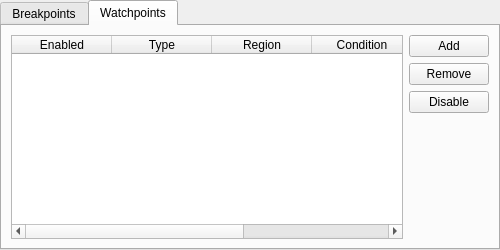
Before: the Qt Designer form src/BreakpointViewer.ui in pvmm/debugger, drawn with Qt 5.
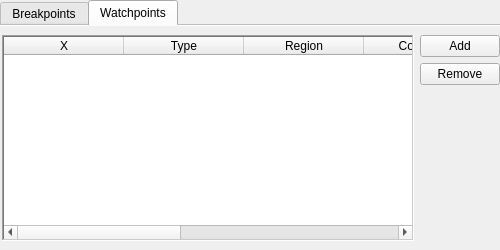
After: the same form once the commit is applied. The open tabs and pages were chosen to show the change.

Commit message: fix widget style

```diff
--- a/src/BreakpointViewer.ui
+++ b/src/BreakpointViewer.ui
@@ -25,6 +25,15 @@
   <property name="currentIndex">
    <number>0</number>
   </property>
+  <property name="elideMode">
+   <enum>Qt::ElideRight</enum>
+  </property>
+  <property name="documentMode">
+   <bool>true</bool>
+  </property>
+  <property name="movable">
+   <bool>true</bool>
+  </property>
   <widget class="QWidget" name="tabBpLabel">
    <attribute name="title">
     <string>Breakpoints</string>
@@ -99,68 +108,51 @@
    <attribute name="title">
     <string>Watchpoints</string>
    </attribute>
-   <layout class="QGridLayout" name="_21">
-    <item row="0" column="1">
-     <layout class="QVBoxLayout" name="_22">
-      <item>
-       <widget class="QPushButton" name="btnAddWp">
-        <property name="text">
-         <string>Add</string>
-        </property>
-       </widget>
-      </item>
-      <item>
-       <widget class="QPushButton" name="btnRemoveWp">
-        <property name="text">
-         <string>Remove</string>
-        </property>
-       </widget>
-      </item>
-      <item>
-       <widget class="QPushButton" name="btnDisableWp">
-        <property name="text">
-         <string>Disable</string>
-        </property>
-       </widget>
-      </item>
-      <item>
-       <spacer>
-        <property name="orientation">
-         <enum>Qt::Vertical</enum>
-        </property>
-        <property name="sizeHint" stdset="0">
-         <size>
-          <width>20</width>
-          <height>40</height>
-         </size>
-        </property>
-       </spacer>
-      </item>
-     </layout>
-    </item>
-    <item row="0" column="0">
+   <layout class="QHBoxLayout">
+    <property name="leftMargin">
+     <number>2</number>
+    </property>
+    <property name="rightMargin">
+     <number>0</number>
+    </property>
+    <item>
      <widget class="QTableWidget" name="wpTableWidget">
+      <property name="frameShape">
+       <enum>QFrame::WinPanel</enum>
+      </property>
+      <property name="frameShadow">
+       <enum>QFrame::Sunken</enum>
+      </property>
+      <property name="lineWidth">
+       <number>0</number>
+      </property>
+      <property name="alternatingRowColors">
+       <bool>true</bool>
+      </property>
       <property name="selectionMode">
        <enum>QAbstractItemView::ExtendedSelection</enum>
       </property>
-      <property name="sortingEnabled">
-       <bool>false</bool>
+      <property name="selectionBehavior">
+       <enum>QAbstractItemView::SelectRows</enum>
       </property>
-      <property name="rootIsDecorated" stdset="0">
-       <bool>false</bool>
-      </property>
-      <property name="uniformRowHeights" stdset="0">
+      <attribute name="horizontalHeaderVisible">
        <bool>true</bool>
-      </property>
-      <property name="itemsExpandable" stdset="0">
+      </attribute>
+      <attribute name="horizontalHeaderMinimumSectionSize">
+       <number>10</number>
+      </attribute>
+      <attribute name="horizontalHeaderDefaultSectionSize">
+       <number>120</number>
+      </attribute>
+      <attribute name="horizontalHeaderStretchLastSection">
        <bool>false</bool>
-      </property>
-      <property name="allColumnsShowFocus" stdset="0">
-       <bool>true</bool>
-      </property>
+      </attribute>
+      <attribute name="verticalHeaderVisible">
+       <bool>false</bool>
+      </attribute>
       <column>
        <property name="text">
-        <string>Enabled</string>
+        <string>X</string>
        </property>
       </column>
       <column>
@@ -180,11 +172,58 @@
       </column>
       <column>
        <property name="text">
-        <string>Command</string>
+        <string>Primary slot</string>
+       </property>
+      </column>
+      <column>
+       <property name="text">
+        <string>Secondary slot</string>
+       </property>
+      </column>
+      <column>
+       <property name="text">
+        <string>Segment</string>
        </property>
       </column>
      </widget>
     </item>
+    <item>
+     <layout class="QVBoxLayout" name="wpLayout">
+      <property name="leftMargin">
+       <number>0</number>
+      </property>
+      <property name="rightMargin">
+       <number>0</number>
+      </property>
+      <item>
+       <widget class="QPushButton" name="btnAddWp">
+        <property name="text">
+         <string>Add</string>
+        </property>
+       </widget>
+      </item>
+      <item>
+       <widget class="QPushButton" name="btnRemoveWp">
+        <property name="text">
+         <string>Remove</string>
+        </property>
+       </widget>
+      </item>
+      <item>
+       <spacer>
+        <property name="orientation">
+         <enum>Qt::Vertical</enum>
+        </property>
+        <property name="sizeHint" stdset="0">
+         <size>
+          <width>20</width>
+          <height>40</height>
+         </size>
+        </property>
+       </spacer>
+      </item>
+     </layout>
+    </item>
    </layout>
   </widget>
  </widget>
```
Left out of the diff: 126 changed lines with no effect on the pictures. The commit also changes 2 other files.
